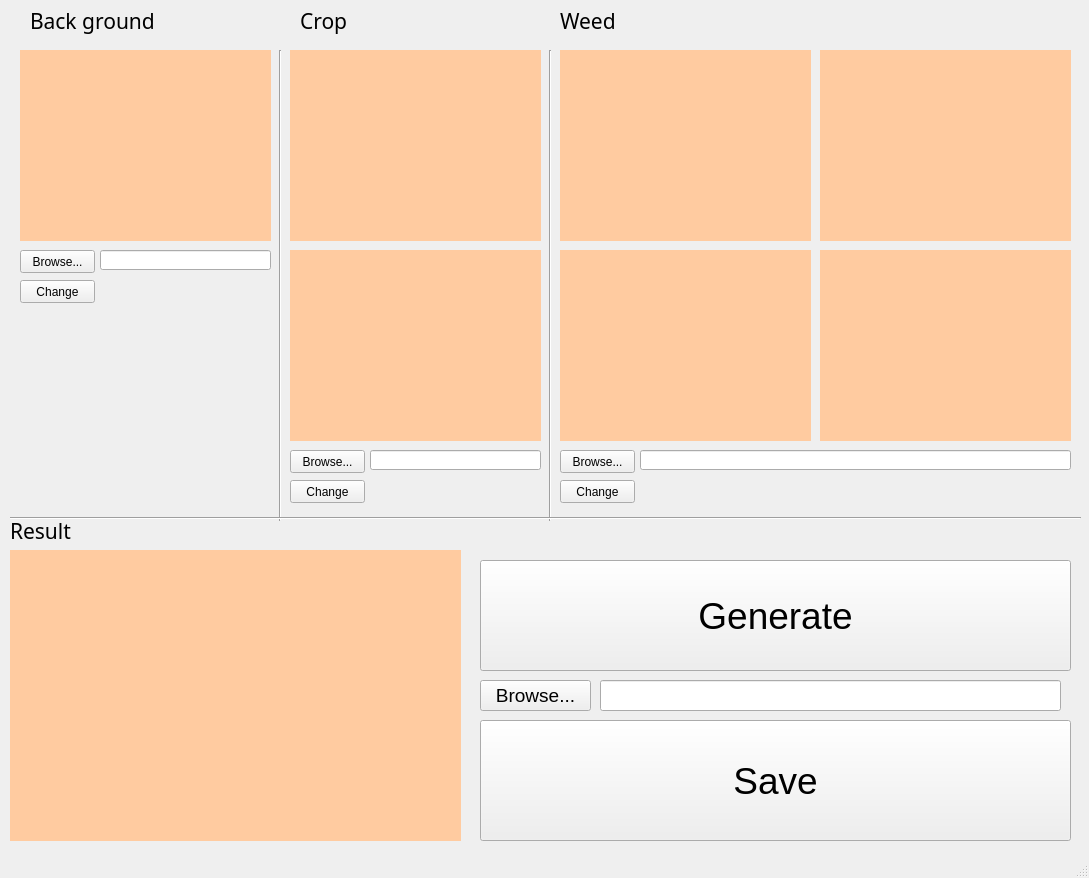
The window that random.ui (RealBest07/Random-Paste-Pic) describes before a commit, drawn with Qt 5.
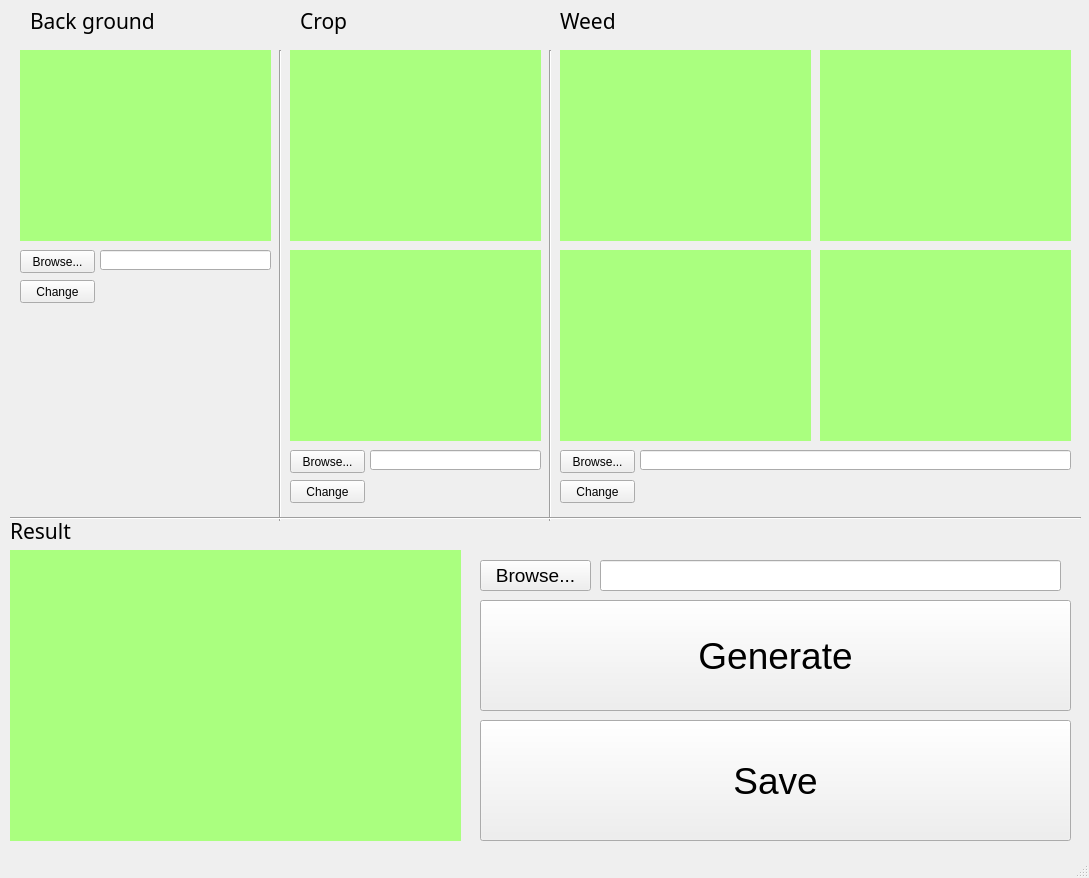
The same window after the commit.

Diff of the .ui file:
```diff
--- a/random.ui
+++ b/random.ui
@@ -172,7 +172,7 @@
     <property name="geometry">
      <rect>
       <x>480</x>
-      <y>560</y>
+      <y>600</y>
       <width>591</width>
       <height>111</height>
      </rect>
@@ -208,7 +208,7 @@
     <property name="geometry">
      <rect>
       <x>480</x>
-      <y>680</y>
+      <y>560</y>
       <width>111</width>
       <height>31</height>
      </rect>
@@ -256,7 +256,7 @@
     <property name="geometry">
      <rect>
       <x>600</x>
-      <y>680</y>
+      <y>560</y>
       <width>461</width>
       <height>31</height>
      </rect>
@@ -272,7 +272,7 @@
      </rect>
     </property>
     <property name="styleSheet">
-     <string notr="true">background-color: rgb(255, 203, 160);</string>
+     <string notr="true">background-color: rgb(170, 255, 127);</string>
     </property>
     <property name="text">
      <string/>
@@ -288,7 +288,7 @@
      </rect>
     </property>
     <property name="styleSheet">
-     <string notr="true">background-color: rgb(255, 203, 160);</string>
+     <string notr="true">background-color: rgb(170, 255, 127);</string>
     </property>
     <property name="text">
      <string/>
@@ -304,7 +304,7 @@
      </rect>
     </property>
     <property name="styleSheet">
-     <string notr="true">background-color: rgb(255, 203, 160);</string>
+     <string notr="true">background-color: rgb(170, 255, 127);</string>
     </property>
     <property name="text">
      <string/>
@@ -320,7 +320,7 @@
      </rect>
     </property>
     <property name="styleSheet">
-     <string notr="true">background-color: rgb(255, 203, 160);</string>
+     <string notr="true">background-color: rgb(170, 255, 127);</string>
     </property>
     <property name="text">
      <string/>
@@ -336,7 +336,7 @@
      </rect>
     </property>
     <property name="styleSheet">
-     <string notr="true">background-color: rgb(255, 203, 160);</string>
+     <string notr="true">background-color: rgb(170, 255, 127);</string>
     </property>
     <property name="text">
      <string/>
@@ -352,7 +352,7 @@
      </rect>
     </property>
     <property name="styleSheet">
-     <string notr="true">background-color: rgb(255, 203, 160);</string>
+     <string notr="true">background-color: rgb(170, 255, 127);</string>
     </property>
     <property name="text">
      <string/>
@@ -368,7 +368,7 @@
      </rect>
     </property>
     <property name="styleSheet">
-     <string notr="true">background-color: rgb(255, 203, 160);</string>
+     <string notr="true">background-color: rgb(170, 255, 127);</string>
     </property>
     <property name="text">
      <string/>
@@ -384,7 +384,7 @@
      </rect>
     </property>
     <property name="styleSheet">
-     <string notr="true">background-color: rgb(255, 203, 160);</string>
+     <string notr="true">background-color: rgb(170, 255, 127);</string>
     </property>
     <property name="text">
      <string/>
```
